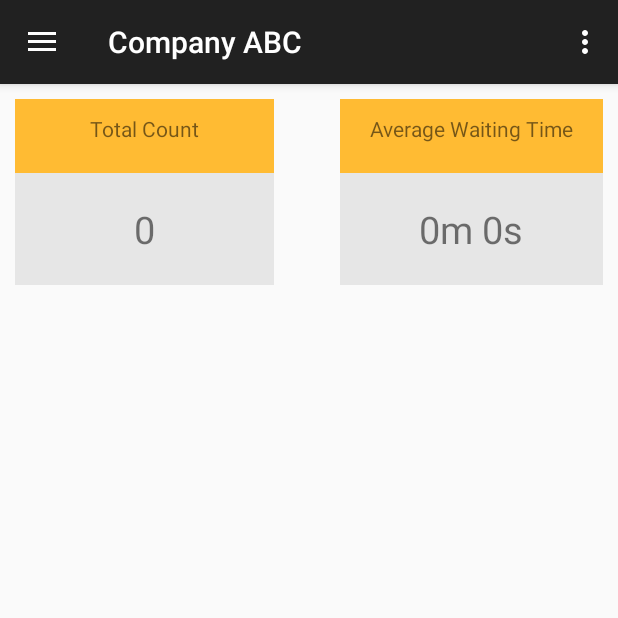
After one commit to MatthewVillaflores/QApp, an Android app: the fragment ViewServiceTopFragment placed in its activity, on a phone screen of 412 x 824 dp, the top half of it. The commit adds this screen. Run offline under Robolectric (Android 15) with nearby library versions, the phone set to English and light mode, and no system bars; 2 statements that could not run were skipped.

Commit message:
Count and Ave Wait. Plus time format setting functional now.

```diff
--- a/app/src/main/java/com/tech/ivant/qapp/MainActivity.java
+++ b/app/src/main/java/com/tech/ivant/qapp/MainActivity.java
@@ -139,7 +139,7 @@ public class MainActivity extends ActionBarActivity {
     public void onResume(){
 
         SharedPreferences sharedPreferences = PreferenceManager.getDefaultSharedPreferences(this);
-        String company_name = sharedPreferences.getString("company_name", "Company ABC");
+        String company_name = sharedPreferences.getString(getResources().getString(R.string.KEY_PREFERENCE_COMPANY_NAME), "Company ABC");
 
         this.setTitle(company_name);
         super.onResume();
--- /dev/null
+++ b/app/src/main/java/com/tech/ivant/qapp/fragments/ViewServiceTopFragment.java
@@ -0,0 +1,53 @@
+package com.tech.ivant.qapp.fragments;
+
+import android.app.Fragment;
+import android.os.Bundle;
+import android.support.annotation.Nullable;
+import android.view.LayoutInflater;
+import android.view.View;
+import android.view.ViewGroup;
+import android.widget.TextView;
+
+import com.tech.ivant.qapp.R;
+
+import org.w3c.dom.Text;
+
+/**
+ * Created by matthew on 7/18/15.
+ */
+public class ViewServiceTopFragment extends Fragment {
+
+    final long secondsInMilli = 1000;
+    final long minutesInMilli = secondsInMilli * 60;
+    final long hoursInMilli = minutesInMilli * 60;
+    final long daysInMilli = hoursInMilli * 24;
+
+    private int mCount = 0;
+    private long mAveWaitMinutes = 0;
+    private long mAveWaitSeconds = 0;
+
+    public ViewServiceTopFragment(){}
+
+    @Nullable
+    @Override
+    public View onCreateView(LayoutInflater inflater, ViewGroup container, Bundle savedInstanceState) {
+        View rootView = inflater.inflate(R.layout.fragment_view_service_top_layout, container, false);
+
+        Bundle args = getArguments();
+        mCount = args.getInt(MonitorQueueFragment.KEY_SERVICE_COUNT);
+        long mAveWait = args.getLong(MonitorQueueFragment.KEY_SERVICE_AVE_WAITING);
+
+        long mAveWaitMinutes = mAveWait / minutesInMilli;
+        mAveWait = mAveWait % minutesInMilli;
+
+        long mAveWaitSeconds = mAveWait / secondsInMilli;
+
+        TextView count = (TextView) rootView.findViewById(R.id.view_service_top_total_count);
+        count.setText(mCount+"");
+
+        TextView waiting = (TextView) rootView.findViewById(R.id.view_service_top_average);
+        waiting.setText(mAveWaitMinutes+"m "+mAveWaitSeconds+"s");
+
+        return rootView;
+    }
+}
--- /dev/null
+++ b/app/src/main/res/layout/fragment_view_service_top_layout.xml
@@ -0,0 +1,72 @@
+<?xml version="1.0" encoding="utf-8"?>
+<RelativeLayout
+    xmlns:android="http://schemas.android.com/apk/res/android"
+    android:layout_width="match_parent"
+    android:layout_height="match_parent"
+    android:layout_margin="10dp">
+
+    <RelativeLayout
+        android:layout_width="wrap_content"
+        android:layout_height="wrap_content"
+        android:layout_alignParentStart="true"
+        android:layout_alignParentLeft="true"
+        android:background="#E6E6E6">
+        <TextView
+            android:layout_width="wrap_content"
+            android:layout_height="wrap_content"
+            android:text="Total Count"
+            android:paddingLeft="50dp"
+            android:paddingRight="50dp"
+            android:paddingTop="10dp"
+            android:paddingBottom="20dp"
+            android:background="#FFFFBB33"
+            android:id="@+id/view_service_top_label_total_count" />
+
+        <TextView
+            android:layout_width="wrap_content"
+            android:layout_height="wrap_content"
+            android:text="2"
+            android:textSize="25dp"
+            android:paddingLeft="40dp"
+            android:paddingRight="40dp"
+            android:paddingBottom="20dp"
+            android:paddingTop="20dp"
+            android:layout_below="@id/view_service_top_label_total_count"
+            android:layout_centerInParent="true"
+            android:id="@+id/view_service_top_total_count"/>
+    </RelativeLayout>
+
+    <RelativeLayout
+        android:layout_width="wrap_content"
+        android:layout_height="wrap_content"
+        android:layout_alignParentEnd="true"
+        android:layout_alignParentRight="true"
+        android:background="#E6E6E6">
+        <TextView
+            android:layout_width="wrap_content"
+            android:layout_height="wrap_content"
+            android:text="Average Waiting Time"
+            android:paddingLeft="20dp"
+            android:paddingRight="20dp"
+            android:paddingTop="10dp"
+            android:paddingBottom="20dp"
+            android:background="#FFFFBB33"
+            android:id="@+id/view_service_top_label_average" />
+
+        <TextView
+            android:layout_width="wrap_content"
+            android:layout_height="wrap_content"
+            android:text="2"
+            android:textSize="25dp"
+            android:paddingLeft="40dp"
+            android:paddingRight="40dp"
+            android:paddingBottom="20dp"
+            android:paddingTop="20dp"
+            android:layout_below="@id/view_service_top_label_average"
+            android:layout_centerInParent="true"
+            android:id="@+id/view_service_top_average"/>
+
+    </RelativeLayout>
+
+
+</RelativeLayout>
```
Also changed, not shown: app/src/main/java/com/tech/ivant/qapp/adapters/QueueAdapter.java (+12 -1 lines), app/src/main/java/com/tech/ivant/qapp/fragments/MonitorQueueFragment.java (+28 -4 lines), app/src/main/java/com/tech/ivant/qapp/fragments/SettingsFragment.java (+12 -3 lines), app/src/main/res/layout/fragment_monitor_queue.xml (+1 -9 lines), app/src/main/res/values/strings.xml (+8 -0 lines), app/src/main/res/xml/settings_preference.xml (+6 -6 lines).
